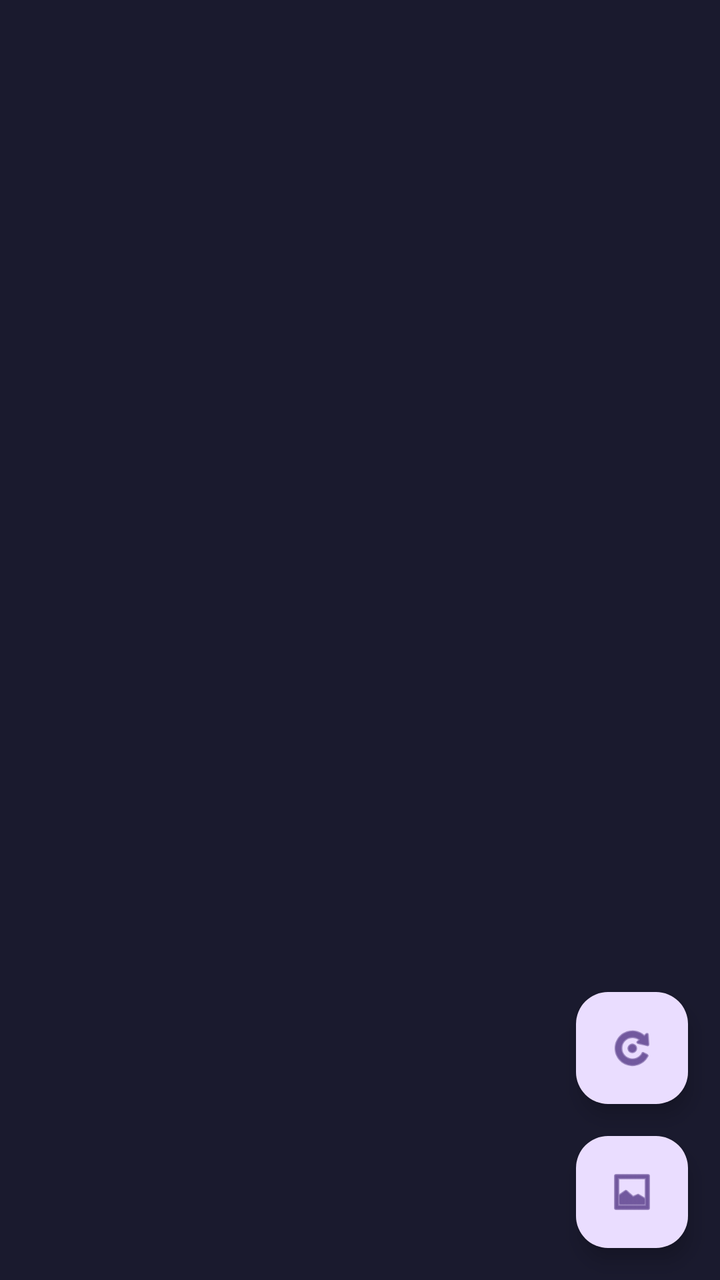
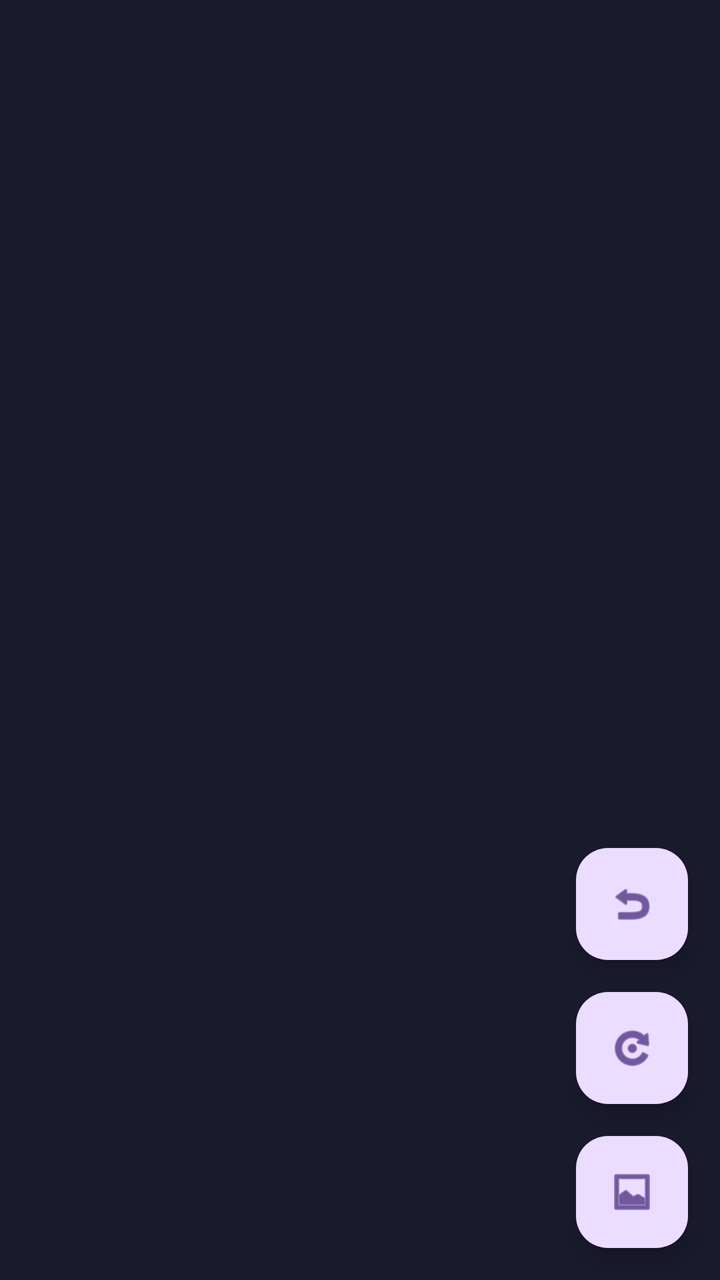

The first picture is an Android layout as it rendered before a commit; the second is the same layout after the commit. The layout source and the unified diff follow.
<!-- AndroidManifest.xml: application theme Theme.LauncherAppKotlin -->
<!-- res/layout/activity_main.xml -->
<?xml version="1.0" encoding="utf-8"?>
<androidx.constraintlayout.widget.ConstraintLayout
    xmlns:android="http://schemas.android.com/apk/res/android"
    xmlns:app="http://schemas.android.com/apk/res-auto"
    xmlns:tools="http://schemas.android.com/tools"
    android:id="@+id/main"
    android:layout_width="match_parent"
    android:layout_height="match_parent"
    tools:context=".ui.launcher.MainActivity">

    
    <ImageView
        android:id="@+id/ivWallpaper"
        android:layout_width="0dp"
        android:layout_height="0dp"
        android:background="@color/launcher_background"
        android:contentDescription="@string/wallpaper_desc"
        android:scaleType="centerCrop"
        app:layout_constraintBottom_toBottomOf="parent"
        app:layout_constraintEnd_toEndOf="parent"
        app:layout_constraintStart_toStartOf="parent"
        app:layout_constraintTop_toTopOf="parent" />

    
    <androidx.recyclerview.widget.RecyclerView
        android:id="@+id/rvApps"
        android:layout_width="0dp"
        android:layout_height="0dp"
        android:clipToPadding="false"
        android:padding="12dp"
        app:layout_constraintBottom_toBottomOf="parent"
        app:layout_constraintEnd_toEndOf="parent"
        app:layout_constraintStart_toStartOf="parent"
        app:layout_constraintTop_toTopOf="parent" />

    
    <com.google.android.material.floatingactionbutton.FloatingActionButton
        android:id="@+id/fabWallpaper"
        android:layout_width="wrap_content"
        android:layout_height="wrap_content"
        android:layout_margin="16dp"
        android:contentDescription="@string/change_wallpaper"
        app:layout_constraintBottom_toBottomOf="parent"
        app:layout_constraintEnd_toEndOf="parent"
        app:srcCompat="@android:drawable/ic_menu_gallery" />

    <com.google.android.material.floatingactionbutton.FloatingActionButton
        android:id="@+id/fabTheme"
        android:layout_width="wrap_content"
        android:layout_height="wrap_content"
        android:layout_marginEnd="16dp"
        android:layout_marginBottom="88dp"
        android:contentDescription="@string/change_theme"
        app:layout_constraintBottom_toBottomOf="parent"
        app:layout_constraintEnd_toEndOf="parent"
        app:srcCompat="@android:drawable/ic_menu_rotate" />

</androidx.constraintlayout.widget.ConstraintLayout>
<!-- resources referenced by this layout -->
<resources>
  <color name="launcher_background">#FF1A1A2E</color>
  <string name="change_theme">Đổi theme từ server</string>
  <string name="change_wallpaper">Đổi hình nền</string>
  <string name="wallpaper_desc">Hình nền launcher</string>
  <style name="Theme.LauncherAppKotlin" parent="Base.Theme.LauncherAppKotlin" />
  <style name="Base.Theme.LauncherAppKotlin" parent="Theme.Material3.DayNight.NoActionBar">
          
          
      </style>
</resources>

<!-- the commit's change to res/layout/activity_main.xml (unified diff, before → after) -->
@@ -55,4 +55,15 @@
         app:layout_constraintEnd_toEndOf="parent"
         app:srcCompat="@android:drawable/ic_menu_rotate" />
 
+    <com.google.android.material.floatingactionbutton.FloatingActionButton
+        android:id="@+id/fabReset"
+        android:layout_width="wrap_content"
+        android:layout_height="wrap_content"
+        android:layout_marginEnd="16dp"
+        android:layout_marginBottom="160dp"
+        android:contentDescription="@string/reset_appearance"
+        app:layout_constraintBottom_toBottomOf="parent"
+        app:layout_constraintEnd_toEndOf="parent"
+        app:srcCompat="@android:drawable/ic_menu_revert" />
+
 </androidx.constraintlayout.widget.ConstraintLayout>
<!-- resource entries referenced after the edit -->
@@ -3,6 +3,7 @@
   <color name="launcher_background">#FF1A1A2E</color>
   <string name="change_theme">Đổi theme từ server</string>
   <string name="change_wallpaper">Đổi hình nền</string>
+  <string name="reset_appearance">Reset theme &amp; icon</string>
   <string name="wallpaper_desc">Hình nền launcher</string>
   <style name="Theme.LauncherAppKotlin" parent="Base.Theme.LauncherAppKotlin" />
   <style name="Base.Theme.LauncherAppKotlin" parent="Theme.Material3.DayNight.NoActionBar">
